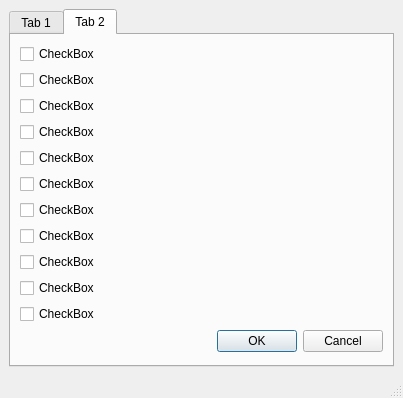
First picture: the form in gui.ui, repository Apazidii/Hangul_tutor, before the edit.
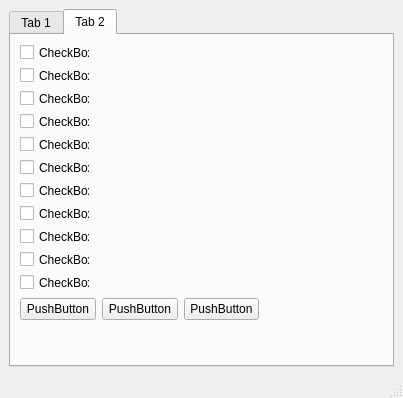
Second picture: the form after the edit.

```diff
--- a/gui.ui
+++ b/gui.ui
@@ -44,92 +44,182 @@
        <attribute name="title">
         <string>Tab 2</string>
        </attribute>
-       <layout class="QVBoxLayout" name="verticalLayout_3">
-        <item>
          <widget class="QCheckBox" name="checkBox">
+        <property name="geometry">
+         <rect>
+          <x>9</x>
+          <y>9</y>
+          <width>70</width>
+          <height>17</height>
+         </rect>
+        </property>
           <property name="text">
            <string>CheckBox</string>
           </property>
          </widget>
-        </item>
-        <item>
          <widget class="QCheckBox" name="checkBox_2">
+        <property name="geometry">
+         <rect>
+          <x>9</x>
+          <y>32</y>
+          <width>70</width>
+          <height>17</height>
+         </rect>
+        </property>
           <property name="text">
            <string>CheckBox</string>
           </property>
          </widget>
-        </item>
-        <item>
          <widget class="QCheckBox" name="checkBox_3">
+        <property name="geometry">
+         <rect>
+          <x>9</x>
+          <y>55</y>
+          <width>70</width>
+          <height>17</height>
+         </rect>
+        </property>
           <property name="text">
            <string>CheckBox</string>
           </property>
          </widget>
-        </item>
-        <item>
          <widget class="QCheckBox" name="checkBox_4">
+        <property name="geometry">
+         <rect>
+          <x>9</x>
+          <y>78</y>
+          <width>70</width>
+          <height>17</height>
+         </rect>
+        </property>
           <property name="text">
            <string>CheckBox</string>
           </property>
          </widget>
-        </item>
-        <item>
          <widget class="QCheckBox" name="checkBox_5">
+        <property name="geometry">
+         <rect>
+          <x>9</x>
+          <y>101</y>
+          <width>70</width>
+          <height>17</height>
+         </rect>
+        </property>
           <property name="text">
            <string>CheckBox</string>
           </property>
          </widget>
-        </item>
-        <item>
          <widget class="QCheckBox" name="checkBox_6">
+        <property name="geometry">
+         <rect>
+          <x>9</x>
+          <y>124</y>
+          <width>70</width>
+          <height>17</height>
+         </rect>
+        </property>
           <property name="text">
            <string>CheckBox</string>
           </property>
          </widget>
-        </item>
-        <item>
          <widget class="QCheckBox" name="checkBox_7">
+        <property name="geometry">
+         <rect>
+          <x>9</x>
+          <y>147</y>
+          <width>70</width>
+          <height>17</height>
+         </rect>
+        </property>
           <property name="text">
            <string>CheckBox</string>
           </property>
          </widget>
-        </item>
-        <item>
          <widget class="QCheckBox" name="checkBox_8">
+        <property name="geometry">
+         <rect>
+          <x>9</x>
+          <y>170</y>
+          <width>70</width>
+          <height>17</height>
+         </rect>
+        </property>
           <property name="text">
            <string>CheckBox</string>
           </property>
          </widget>
-        </item>
-        <item>
          <widget class="QCheckBox" name="checkBox_9">
+        <property name="geometry">
+         <rect>
+          <x>9</x>
+          <y>193</y>
+          <width>70</width>
+          <height>17</height>
+         </rect>
+        </property>
           <property name="text">
            <string>CheckBox</string>
           </property>
          </widget>
-        </item>
-        <item>
          <widget class="QCheckBox" name="checkBox_10">
+        <property name="geometry">
+         <rect>
+          <x>9</x>
+          <y>216</y>
+          <width>70</width>
+          <height>17</height>
+         </rect>
+        </property>
           <property name="text">
            <string>CheckBox</string>
           </property>
          </widget>
-        </item>
-        <item>
          <widget class="QCheckBox" name="checkBox_11">
+        <property name="geometry">
+         <rect>
+          <x>9</x>
+          <y>239</y>
+          <width>70</width>
+          <height>17</height>
+         </rect>
+        </property>
           <property name="text">
            <string>CheckBox</string>
           </property>
          </widget>
+       <widget class="QWidget" name="">
+        <property name="geometry">
+         <rect>
+          <x>9</x>
+          <y>262</y>
+          <width>239</width>
+          <height>25</height>
+         </rect>
+        </property>
+        <layout class="QHBoxLayout" name="horizontalLayout">
+         <item>
+          <widget class="QPushButton" name="pushButton">
+           <property name="text">
+            <string>PushButton</string>
+           </property>
+          </widget>
         </item>
         <item>
-         <widget class="QDialogButtonBox" name="buttonBox">
-          <property name="standardButtons">
-           <set>QDialogButtonBox::Cancel|QDialogButtonBox::Ok</set>
+          <widget class="QPushButton" name="pushButton_2">
+           <property name="text">
+            <string>PushButton</string>
+           </property>
+          </widget>
+         </item>
+         <item>
+          <widget class="QPushButton" name="pushButton_3">
+           <property name="text">
+            <string>PushButton</string>
           </property>
          </widget>
         </item>
        </layout>
+       </widget>
       </widget>
      </widget>
     </item>
```
Lines whose indentation alone changed are shown as unchanged.
